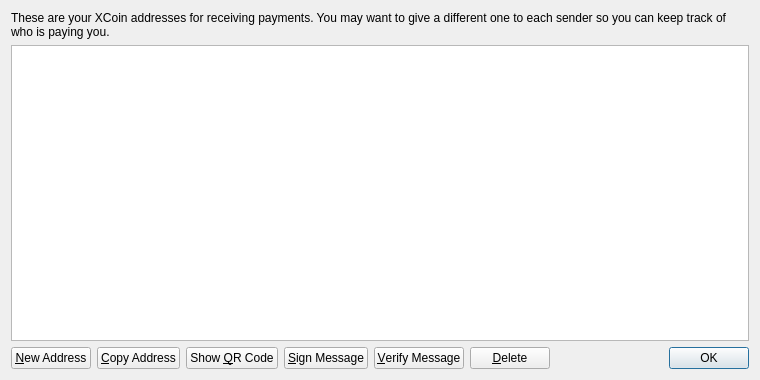
Above: src/qt/forms/addressbookpage.ui from kryptobytes/Hrank before the change. Below: the same form after it.
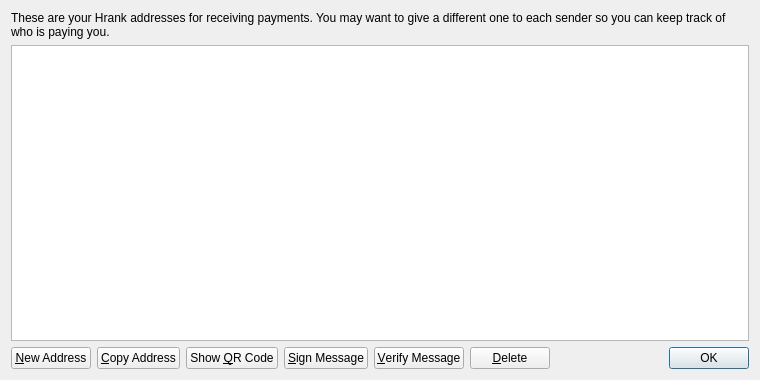
That is the form after the change. Icons and pictures are not drawn.

Commit message: All names changed to Hrank

What changed in the file:
```diff
--- a/src/qt/forms/addressbookpage.ui
+++ b/src/qt/forms/addressbookpage.ui
@@ -17,7 +17,7 @@
    <item>
     <widget class="QLabel" name="labelExplanation">
      <property name="text">
-      <string>These are your XCoin addresses for receiving payments. You may want to give a different one to each sender so you can keep track of who is paying you.</string>
+      <string>These are your Hrank addresses for receiving payments. You may want to give a different one to each sender so you can keep track of who is paying you.</string>
      </property>
      <property name="textFormat">
       <enum>Qt::PlainText</enum>
```
Left out of the diff: 4 changed lines with no effect on the pictures. The commit also changes 49 other files.
